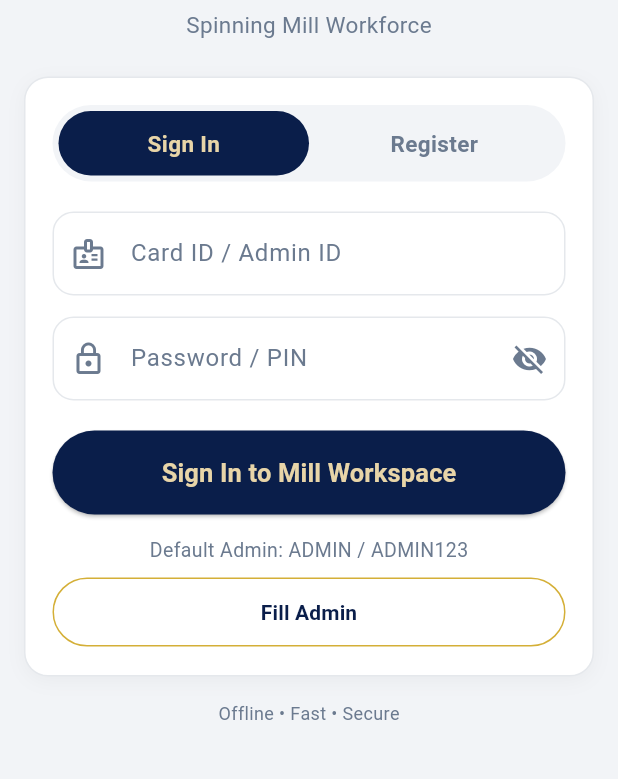
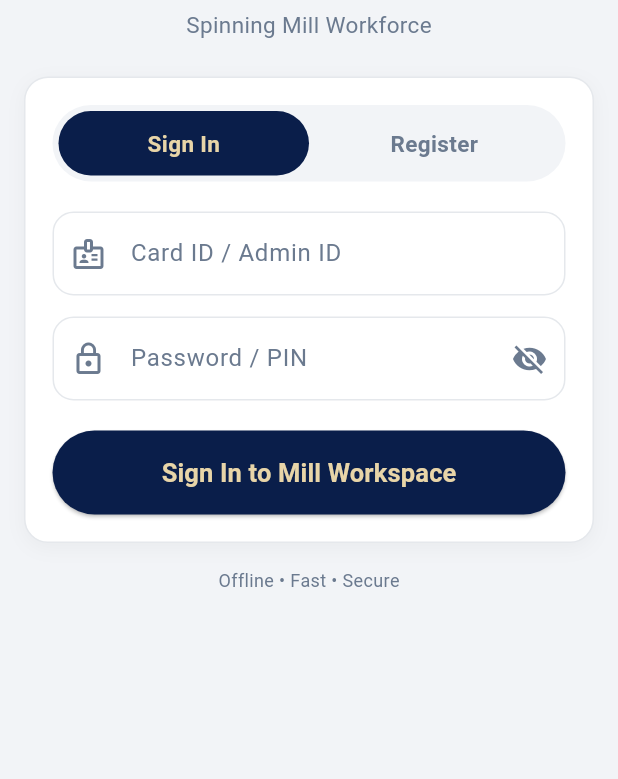
Before and after one commit to mirashiqurwork-hub/Kormi01, a Flutter app: the screen it shows after launch, on a phone screen of 412 x 824 dp, the part 150-929 px from its top. Run offline on Flutter 3.47's test engine with Material 3 defaults, Android fonts, the phone set to English and light mode, and no system bars; our stand-ins replace hive, image_picker, share_plus; accounts and stored records are empty.

Commit message:
Update login_screen.dart

```diff
--- a/lib/screens/login_screen.dart
+++ b/lib/screens/login_screen.dart
@@ -1,7 +1,6 @@
 // KORMI - Login Screen - File 2
-// ছবির মতো: বড় K লোগো নাই, শুধু KORMI লেখা
-// Sign In / Register ট্যাব, Card ID, Password/PIN
-// লগইন সফল হলে ড্যাশবোর্ডে যাবে, আটকে থাকবে না
+// ইউজারনেম / পাসওয়ার্ড কোথাও লেখা থাকবে না, এটা সিক্রেট
+// Default Admin লেখা + Fill Admin বাটন তুলে দেওয়া হয়েছে
 
 import 'package:flutter/material.dart';
 import '../theme/kormi_theme.dart';
@@ -22,7 +21,7 @@ class _LoginScreenState extends State<LoginScreen> {
   final _passController = TextEditingController();
   final _nameController = TextEditingController();
 
-  // পাসওয়ার্ড দেখা / লুকানো
+  // পাসওয়ার্ড দেখা / লুকানো - ডিফল্ট লুকানো থাকবে
   bool _hidePass = true;
 
   // লোডিং দেখানোর জন্য
@@ -34,15 +33,6 @@ class _LoginScreenState extends State<LoginScreen> {
     _passController.dispose();
     _nameController.dispose();
     super.dispose();
-  }
-
-  // ডিফল্ট অ্যাডমিন বাটন - ADMIN / ADMIN123 ভরে দিবে
-  void _fillAdmin() {
-    setState(() {
-      _isSignIn = true;
-      _idController.text = 'ADMIN';
-      _passController.text = 'ADMIN123';
-    });
   }
 
   // লগইন বাটন
@@ -198,7 +188,7 @@ class _LoginScreenState extends State<LoginScreen> {
                     ),
                     const SizedBox(height: 14),
 
-                    // Password / PIN
+                    // Password / PIN - সবসময় লুকানো থাকবে
                     TextField(
                       controller: _passController,
                       obscureText: _hidePass,
@@ -221,35 +211,6 @@ class _LoginScreenState extends State<LoginScreen> {
                             label: _isSignIn ? 'Sign In to Mill Workspace' : 'Register',
                             onPressed: _isSignIn ? _onLogin : _onRegister,
                           ),
-                    const SizedBox(height: 14),
-
-                    // ডিফল্ট অ্যাডমিন
-                    const Center(
-                      child: Text(
-                        'Default Admin: ADMIN / ADMIN123',
-                        style: TextStyle(color: KormiColors.textGrey, fontSize: 13),
-                      ),
-                    ),
-                    const SizedBox(height: 8),
-
-                    // Fill Admin বাটন
-                    OutlinedButton(
-                      onPressed: _fillAdmin,
-                      style: OutlinedButton.styleFrom(
-                        side: const BorderSide(color: KormiColors.gold),
-                        shape: RoundedRectangleBorder(
-                          borderRadius: BorderRadius.circular(30),
-                        ),
-                        padding: const EdgeInsets.symmetric(vertical: 13),
-                      ),
-                      child: const Text(
-                        'Fill Admin',
-                        style: TextStyle(
-                          color: KormiColors.navy,
-                          fontWeight: FontWeight.bold,
-                        ),
-                      ),
-                    ),
                   ],
                 ),
               ),
```
